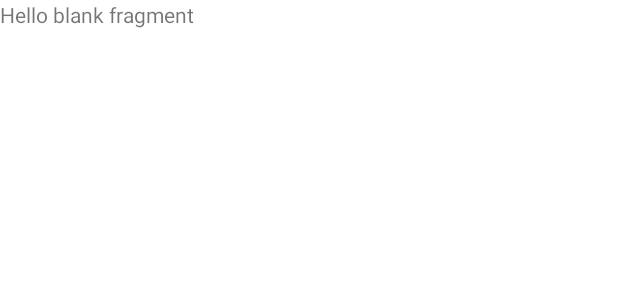
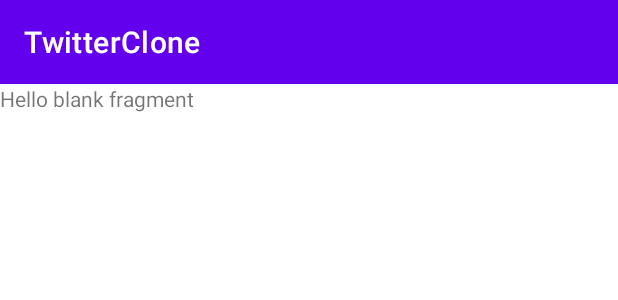
Before and after one commit to Osaigbovo/TwitterClone, an Android app: the layout fragment_detail.xml on its own in the app's theme, with its tools: preview values and no code run, on a phone screen of 412 x 824 dp. Shown: the top 300 px of the screen. Run offline under Robolectric (Android 15) with nearby library versions, the phone set to English and light mode, and no system bars.

Commit message:
Fix Bug in Toolbar

```diff
--- a/app/src/main/java/com/osaigbovo/twitterclone/ui/home/HomeFragment.kt
+++ b/app/src/main/java/com/osaigbovo/twitterclone/ui/home/HomeFragment.kt
@@ -7,6 +7,7 @@ import androidx.fragment.app.Fragment
 import androidx.fragment.app.viewModels
 import androidx.lifecycle.lifecycleScope
 import androidx.navigation.fragment.findNavController
+import androidx.navigation.ui.setupWithNavController
 import com.osaigbovo.twitterclone.R
 import com.osaigbovo.twitterclone.databinding.FragmentHomeBinding
 import dagger.hilt.android.AndroidEntryPoint
@@ -24,6 +25,8 @@ class HomeFragment : Fragment(R.layout.fragment_home) {
         super.onViewCreated(view, savedInstanceState)
         val binding = FragmentHomeBinding.bind(view)
         fragmentHomeBinding = binding
+
+        fragmentHomeBinding!!.toolbarHome.setupWithNavController(findNavController())
 
         fragmentHomeBinding!!.swipeRefreshLayout.setOnRefreshListener {
             homeViewModel.getTweet()
--- a/app/src/main/res/layout/fragment_detail.xml
+++ b/app/src/main/res/layout/fragment_detail.xml
@@ -1,14 +1,33 @@
 <?xml version="1.0" encoding="utf-8"?>
-<FrameLayout xmlns:android="http://schemas.android.com/apk/res/android"
+<androidx.constraintlayout.widget.ConstraintLayout
+    xmlns:android="http://schemas.android.com/apk/res/android"
+    xmlns:app="http://schemas.android.com/apk/res-auto"
     xmlns:tools="http://schemas.android.com/tools"
     android:layout_width="match_parent"
     android:layout_height="match_parent"
+    android:background="@color/white"
     tools:context=".ui.detail.DetailFragment">
+
+    <androidx.appcompat.widget.Toolbar
+        android:id="@+id/toolbar"
+        android:layout_width="0dp"
+        android:layout_height="wrap_content"
+        android:background="@color/purple_500"
+        android:theme="@style/ToolbarTheme"
+        app:layout_constraintEnd_toEndOf="parent"
+        app:layout_constraintStart_toStartOf="parent"
+        app:layout_constraintTop_toTopOf="parent"
+        app:title="@string/app_name" />
 
     <!-- TODO: Update blank fragment layout -->
     <TextView
-        android:layout_width="match_parent"
-        android:layout_height="match_parent"
-        android:text="@string/hello_blank_fragment" />
+        android:id="@+id/textView"
+        android:layout_width="0dp"
+        android:layout_height="0dp"
+        android:text="@string/hello_blank_fragment"
+        app:layout_constraintBottom_toBottomOf="parent"
+        app:layout_constraintEnd_toEndOf="parent"
+        app:layout_constraintStart_toStartOf="parent"
+        app:layout_constraintTop_toBottomOf="@+id/toolbar" />
 
-</FrameLayout>
+</androidx.constraintlayout.widget.ConstraintLayout>
--- a/app/src/main/res/navigation/nav_main.xml
+++ b/app/src/main/res/navigation/nav_main.xml
@@ -14,7 +14,8 @@
 
         <action
             android:id="@+id/action_homeFragment_to_detailFragment"
-            app:destination="@id/detailFragment" />
+            app:destination="@id/detailFragment"
+            app:launchSingleTop="true"/>
 
     </fragment>
 
--- a/app/src/main/res/values/colors.xml
+++ b/app/src/main/res/values/colors.xml
@@ -9,4 +9,5 @@
     <color name="black">#FF000000</color>
     <color name="white">#FFFFFFFF</color>
 
+
 </resources>
--- a/app/src/main/res/values/themes.xml
+++ b/app/src/main/res/values/themes.xml
@@ -1,7 +1,7 @@
 <resources xmlns:tools="http://schemas.android.com/tools">
 
     <!-- Base application theme. -->
-    <style name="Theme.TwitterClone" parent="Theme.MaterialComponents.DayNight.DarkActionBar">
+    <style name="Theme.TwitterClone" parent="Theme.MaterialComponents.DayNight.NoActionBar">
         <!-- Primary brand color. -->
         <item name="colorPrimary">@color/purple_500</item>
         <item name="colorPrimaryVariant">@color/purple_700</item>
@@ -15,4 +15,10 @@
         <!-- Customize your theme here. -->
     </style>
 
+    <style name="ToolbarTheme" parent="ThemeOverlay.MaterialComponents.Dark.ActionBar">
+        <item name="android:textColor">@color/white</item>
+        <item name="android:textColorHint">@color/white</item>
+        <item name="colorControlNormal">@color/white</item>
+    </style>
+
 </resources>
```
Also changed, not shown: app/src/main/AndroidManifest.xml (+7 -1 lines), app/src/main/java/com/osaigbovo/twitterclone/ui/detail/DetailFragment.kt (+13 -1 lines), app/src/main/res/layout/fragment_home.xml (+13 -1 lines).
